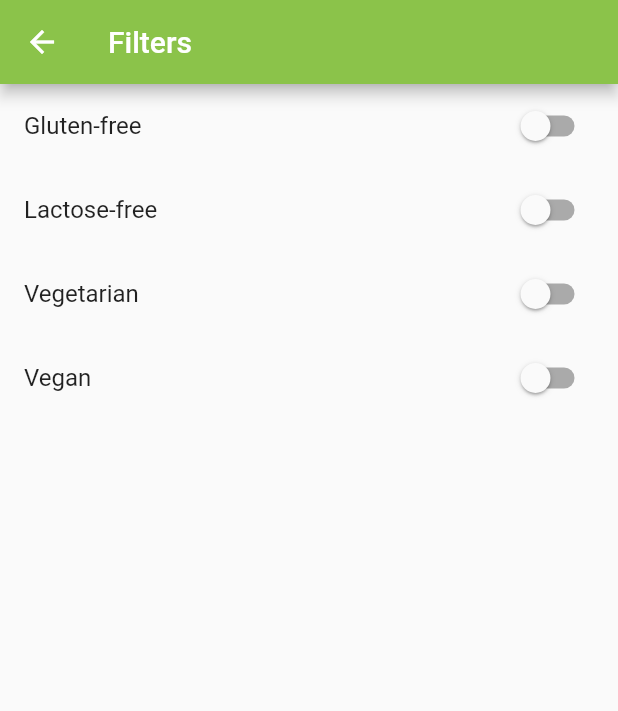
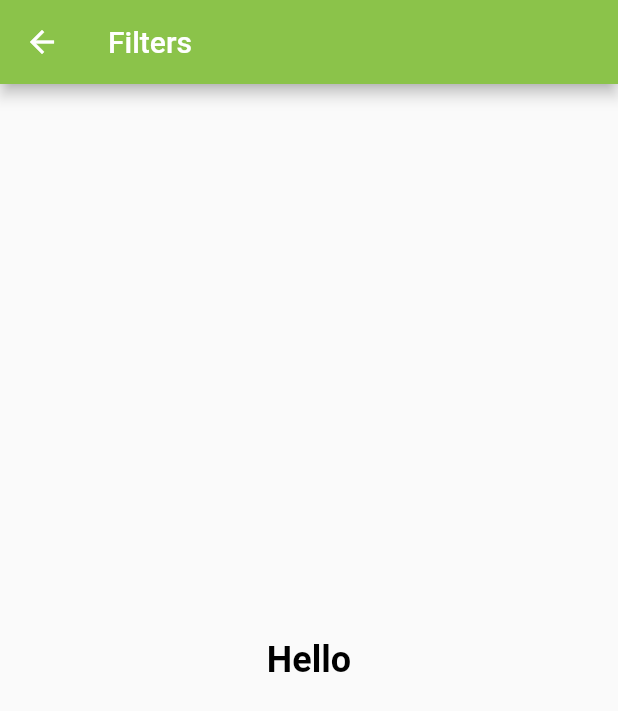
Before and after one commit to Viktorjob/tasty_and_easy, a Flutter app: the screen it shows after launch, in the side drawer, after a tap on "Filters", on a phone screen of 412 x 824 dp. Shown: the top 711 px of the screen. Run offline on Flutter 3.47's test engine with Material 2 defaults, Android fonts, the phone set to English and light mode, and no system bars; our stand-ins replace email_validator, firebase_auth, firebase_core, firebase_database, shared_preferences; accounts and stored records are empty.

```diff
--- a/lib/drawer_menu/menu.dart
+++ b/lib/drawer_menu/menu.dart
@@ -1,5 +1,5 @@
 import 'package:flutter/material.dart';
-import 'package:tasty_and_easy/filters/window_filters.dart';
+import 'package:tasty_and_easy/filters/tttt.dart';
 
 class SecondMenuDrawer extends StatelessWidget {
   @override
@@ -17,7 +17,7 @@ class SecondMenuDrawer extends StatelessWidget {
               onTap: () {
                 Navigator.of(context).push(
                   MaterialPageRoute(
-                    builder: (context) => Filters(onFilterApplied: ( List <String> filters ) {  }, allDishes: [],),
+                    builder: (context) => Filters(),
                   ),
                 );
               },
--- /dev/null
+++ b/lib/filters/tttt.dart
@@ -0,0 +1,23 @@
+import 'package:flutter/material.dart';
+
+class Filters extends StatelessWidget {
+  @override
+  Widget build(BuildContext context) {
+    return Scaffold(
+      appBar: AppBar( // Вернуть AppBar
+        title: Text("Filters"),
+        backgroundColor: Colors.lightGreen,
+      ),
+      body: Center(
+        child: Text(
+          'Hello',
+          style: TextStyle(
+            fontSize: 24,
+            fontWeight: FontWeight.bold,
+            color: Colors.black,
+          ),
+        ),
+      ),
+    );
+  }
+}
--- a/lib/filters/window_filters.dart
+++ /dev/null
@@ -1,118 +0,0 @@
-import 'package:flutter/material.dart';
-import 'package:tasty_and_easy/data_filter/data_filters.dart';
-import 'package:shared_preferences/shared_preferences.dart';
-
-class Filters extends StatefulWidget {
-  final List<Map<String, dynamic>> allDishes;
-  final Function(List<String>) onFilterApplied;
-
-  Filters({required this.allDishes, required this.onFilterApplied});
-
-  @override
-  _FiltersState createState() => _FiltersState();
-}
-
-class _FiltersState extends State<Filters> {
-  bool _glutenFreeFilterSet = false;
-  bool _veganFilterSet = false;
-  bool _lactoseFreeFilterSet = false;
-  bool _vegetarianFilterSet = false;
-
-  void onFilterChanged() {
-    saveFilters();
-    List<String> filters = [];
-    if (_glutenFreeFilterSet) {
-      filters.add('gluten');
-    }
-    if (_veganFilterSet) {
-      filters.add('vegan');
-    }
-    if (_lactoseFreeFilterSet) {
-      filters.add('lactose');
-    }
-    if (_vegetarianFilterSet) {
-      filters.add('vegetarian');
-    }
-    widget.onFilterApplied(filters);
-    setState(() {});
-  }
-
-  @override
-  void initState() {
-    super.initState();
-    loadFilters();
-  }
-
-  void loadFilters() async {
-    SharedPreferences prefs = await SharedPreferences.getInstance();
-    setState(() {
-      _glutenFreeFilterSet = prefs.getBool('glutenFreeFilter') ?? false;
-      _veganFilterSet = prefs.getBool('veganFilter') ?? false;
-      _lactoseFreeFilterSet = prefs.getBool('lactoseFreeFilter') ?? false;
-      _vegetarianFilterSet = prefs.getBool('vegetarianFilter') ?? false;
-    });
-    onFilterChanged();
-  }
-
-  void saveFilters() async {
-    SharedPreferences prefs = await SharedPreferences.getInstance();
-    prefs.setBool('glutenFreeFilter', _glutenFreeFilterSet);
-    prefs.setBool('veganFilter', _veganFilterSet);
-    prefs.setBool('lactoseFreeFilter', _lactoseFreeFilterSet);
-    prefs.setBool('vegetarianFilter', _vegetarianFilterSet);
-  }
-
-  @override
-  Widget build(BuildContext context) {
-    return Scaffold(
-      appBar: AppBar(
-        title: Text("Filters"),
-        backgroundColor: Colors.lightGreen,
-      ),
-      body: Column(
-        children: [
-          SwitchListTile(
-            value: _glutenFreeFilterSet,
-            onChanged: (isChecked) {
-              setState(() {
-                _glutenFreeFilterSet = isChecked;
-                onFilterChanged();
-              });
-            },
-            title: Text('Gluten-free'),
-          ),
-          SwitchListTile(
-            value: _lactoseFreeFilterSet,
-            onChanged: (isChecked) {
-              setState(() {
-                _lactoseFreeFilterSet = isChecked;
-                onFilterChanged();
-              });
-            },
-            title: Text('Lactose-free'),
-          ),
-          SwitchListTile(
-            value: _vegetarianFilterSet,
-            onChanged: (isChecked) {
-              setState(() {
-                _vegetarianFilterSet = isChecked;
-                onFilterChanged();
-              });
-            },
-            title: Text('Vegetarian'),
-          ),
-          SwitchListTile(
-            value: _veganFilterSet,
-            onChanged: (isChecked) {
-              setState(() {
-                _veganFilterSet = isChecked;
-                onFilterChanged();
-              });
-            },
-            title: Text('Vegan'),
-          ),
-        ],
-      ),
-    );
-  }
-}
```
Also changed, not shown: lib/window_details_recept/filtrs_window.dart (added, +74 -0 lines), lib/window_details_recept/listdishes.dart (+47 -7 lines).
